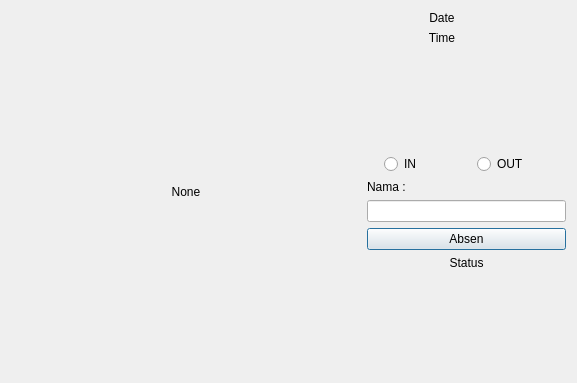
First picture: the form in absensi.ui, repository kaconk17/python_opencv, before the edit.
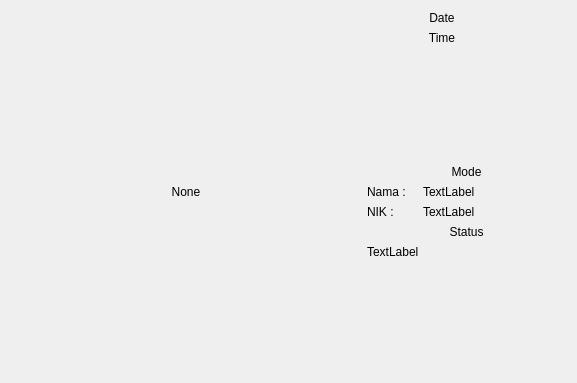
Second picture: the form after the edit.

Commit message: absensi facerec

Diff of the .ui file:
```diff
--- a/absensi.ui
+++ b/absensi.ui
@@ -97,28 +97,15 @@
        <item>
         <layout class="QHBoxLayout" name="horizontalLayout_2">
          <item>
-          <widget class="QRadioButton" name="radioIn">
-           <property name="maximumSize">
-            <size>
-             <width>70</width>
-             <height>16777215</height>
-            </size>
+          <widget class="QLabel" name="labelMode">
+           <property name="styleSheet">
+            <string notr="true">font: 24pt &quot;.SF NS Text&quot;;</string>
            </property>
            <property name="text">
-            <string>IN</string>
+            <string>Mode</string>
            </property>
-          </widget>
-         </item>
-         <item>
-          <widget class="QRadioButton" name="radioOut">
-           <property name="maximumSize">
-            <size>
-             <width>70</width>
-             <height>16777215</height>
-            </size>
-           </property>
-           <property name="text">
-            <string>OUT</string>
+           <property name="alignment">
+            <set>Qt::AlignCenter</set>
            </property>
           </widget>
          </item>
@@ -130,8 +117,8 @@
           <widget class="QLabel" name="label_3">
            <property name="maximumSize">
             <size>
-             <width>40</width>
-             <height>20</height>
+             <width>50</width>
+             <height>16777215</height>
             </size>
            </property>
            <property name="text">
@@ -139,18 +126,35 @@
            </property>
           </widget>
          </item>
+         <item row="0" column="1">
+          <widget class="QLabel" name="labelNama">
+           <property name="text">
+            <string>TextLabel</string>
+           </property>
+          </widget>
+         </item>
          <item row="1" column="0">
-          <widget class="QLineEdit" name="txtNama"/>
+          <widget class="QLabel" name="label_5">
+           <property name="maximumSize">
+            <size>
+             <width>50</width>
+             <height>16777215</height>
+            </size>
+           </property>
+           <property name="text">
+            <string>NIK :</string>
+           </property>
+          </widget>
+         </item>
+         <item row="1" column="1">
+          <widget class="QLabel" name="labelNik">
+           <property name="text">
+            <string>TextLabel</string>
+           </property>
+          </widget>
          </item>
         </layout>
        </item>
-       <item>
-        <widget class="QPushButton" name="btnAbsen">
-         <property name="text">
-          <string>Absen</string>
-         </property>
-        </widget>
-       </item>
        <item>
         <widget class="QLabel" name="labelStatus">
          <property name="text">
@@ -161,6 +165,13 @@
          </property>
         </widget>
        </item>
+       <item>
+        <widget class="QLabel" name="labelTglsukses">
+         <property name="text">
+          <string>TextLabel</string>
+         </property>
+        </widget>
+       </item>
        <item>
         <spacer name="verticalSpacer">
          <property name="orientation">
```
The commit also changes 3 other files.
